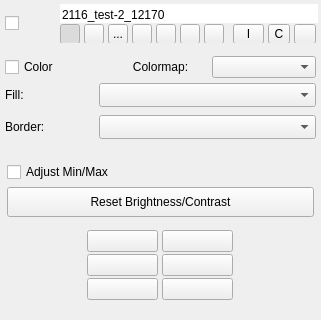
Before: the Qt Designer form src/Interface/Application/LayerWidget.ui in SCIInstitute/Seg3D, drawn with Qt 5; both pictures show x 0 to 321 and y 0 to 320 of the 321 by 669 pixel window.
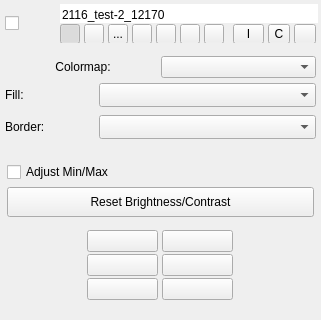
After: the same form once the commit is applied. Icons and pictures are not drawn. Custom widgets are drawn as their Qt base class.

Commit message: Remove Checkbox

```diff
--- a/src/Interface/Application/LayerWidget.ui
+++ b/src/Interface/Application/LayerWidget.ui
@@ -766,22 +766,6 @@
                <property name="margin">
                 <number>0</number>
                </property>
-               <item>
-                <widget class="QCheckBox" name="pick_color_checkbox_">
-                 <property name="maximumSize">
-                  <size>
-                   <width>311</width>
-                   <height>16777215</height>
-                  </size>
-                 </property>
-                 <property name="toolTip">
-                  <string>Enable selection of colors</string>
-                 </property>
-                 <property name="text">
-                  <string>Color</string>
-                 </property>
-                </widget>
-               </item>
                <item>
                 <widget class="QLabel" name="label_6">
                  <property name="text">
```
